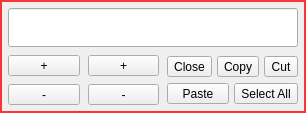
Before: the Qt Designer form src/dlgsetedittext.ui in ic005k/Knot-Legacy, drawn with Qt 5.
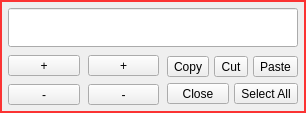
After: the same form once the commit is applied.

Commit message: Some fine tuning

```diff
--- a/src/dlgsetedittext.ui
+++ b/src/dlgsetedittext.ui
@@ -7,7 +7,7 @@
     <x>0</x>
     <y>0</y>
     <width>306</width>
-    <height>105</height>
+    <height>107</height>
    </rect>
   </property>
   <property name="windowTitle">
@@ -133,19 +133,6 @@
       </property>
       <item>
        <layout class="QHBoxLayout" name="horizontalLayout">
-        <item>
-         <widget class="QToolButton" name="btnClose">
-          <property name="sizePolicy">
-           <sizepolicy hsizetype="Preferred" vsizetype="Fixed">
-            <horstretch>0</horstretch>
-            <verstretch>0</verstretch>
-           </sizepolicy>
-          </property>
-          <property name="text">
-           <string>Close</string>
-          </property>
-         </widget>
-        </item>
         <item>
          <widget class="QToolButton" name="btnCopy">
           <property name="sizePolicy">
@@ -172,12 +159,25 @@
           </property>
          </widget>
         </item>
+        <item>
+         <widget class="QToolButton" name="btnPaste">
+          <property name="sizePolicy">
+           <sizepolicy hsizetype="Preferred" vsizetype="Fixed">
+            <horstretch>0</horstretch>
+            <verstretch>0</verstretch>
+           </sizepolicy>
+          </property>
+          <property name="text">
+           <string>Paste</string>
+          </property>
+         </widget>
+        </item>
        </layout>
       </item>
       <item>
        <layout class="QHBoxLayout" name="horizontalLayout_2">
         <item>
-         <widget class="QToolButton" name="btnPaste">
+         <widget class="QToolButton" name="btnClose">
           <property name="sizePolicy">
            <sizepolicy hsizetype="Preferred" vsizetype="Fixed">
             <horstretch>0</horstretch>
@@ -185,7 +185,7 @@
            </sizepolicy>
           </property>
           <property name="text">
-           <string>Paste</string>
+           <string>Close</string>
           </property>
          </widget>
         </item>
```
The commit also changes 1 other file.
